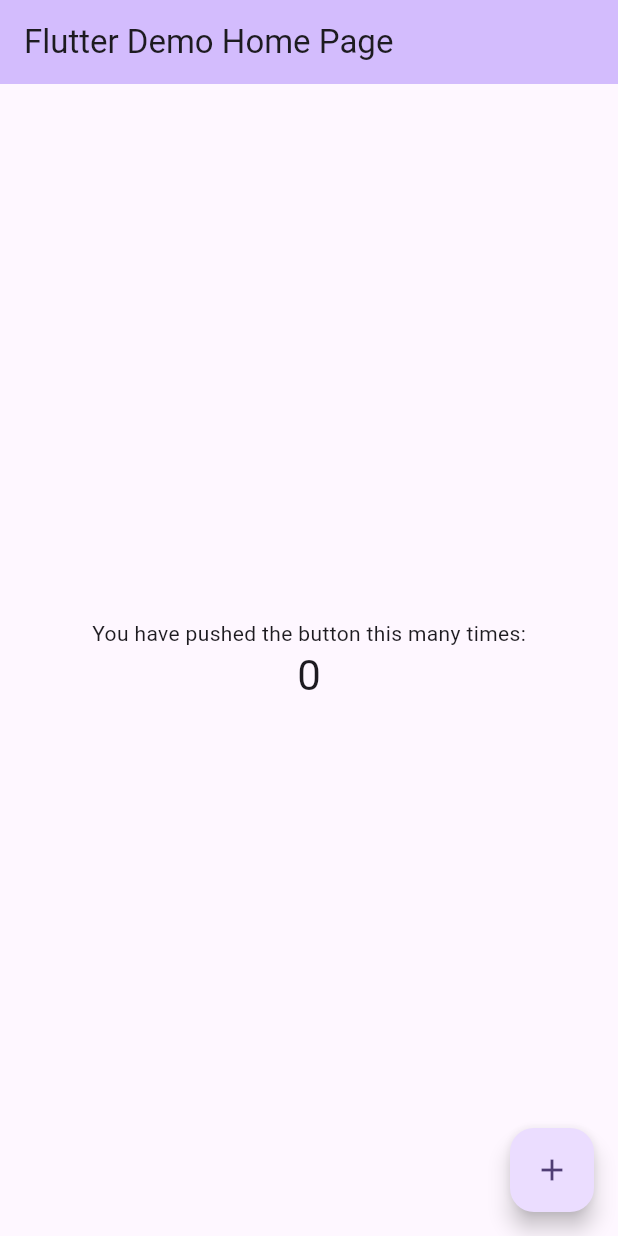
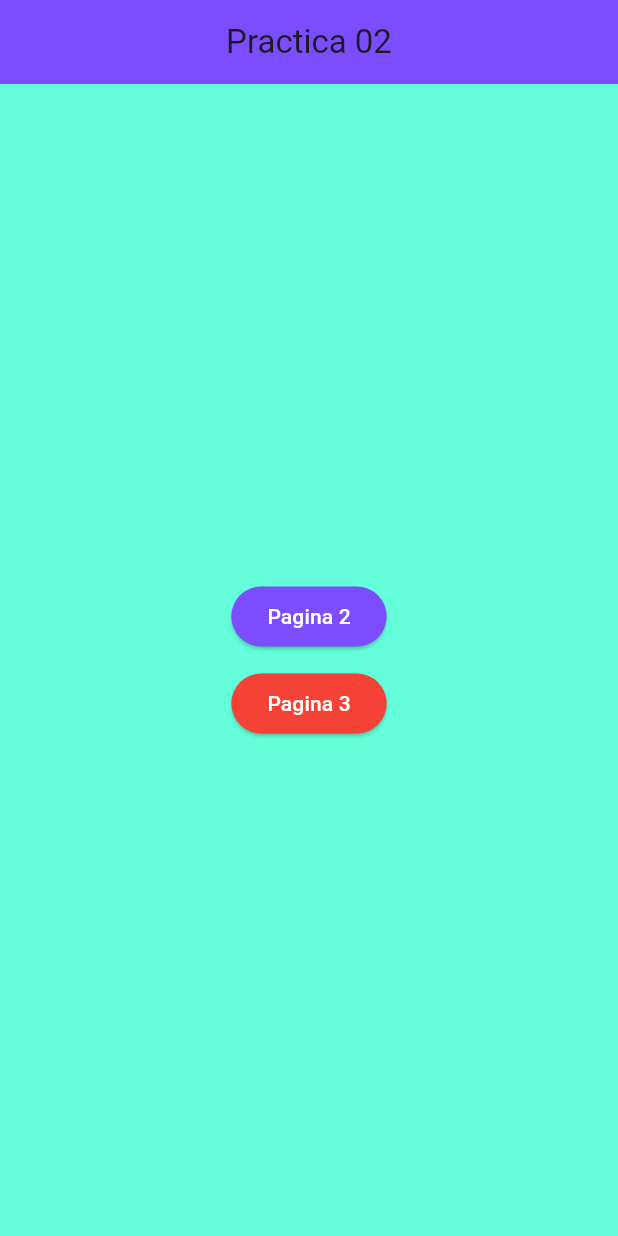
Before and after one commit to HectorSauR/practicas_computo_nube, a Flutter app: the screen it shows after launch, on a phone screen of 412 x 824 dp. Run offline on Flutter 3.47's test engine with Material 2 defaults, Android fonts, the phone set to English and light mode, and no system bars.

Commit message:
practica 3

```diff
--- a/lib/main.dart
+++ b/lib/main.dart
@@ -1,125 +1,6 @@
 import 'package:flutter/material.dart';
+import 'package:practicas_computo_nube/src/app.dart';
 
 void main() {
   runApp(const MyApp());
 }
-
-class MyApp extends StatelessWidget {
-  const MyApp({super.key});
-
-  // This widget is the root of your application.
-  @override
-  Widget build(BuildContext context) {
-    return MaterialApp(
-      title: 'Flutter Demo',
-      theme: ThemeData(
-        // This is the theme of your application.
-        //
-        // TRY THIS: Try running your application with "flutter run". You'll see
-        // the application has a blue toolbar. Then, without quitting the app,
-        // try changing the seedColor in the colorScheme below to Colors.green
-        // and then invoke "hot reload" (save your changes or press the "hot
-        // reload" button in a Flutter-supported IDE, or press "r" if you used
-        // the command line to start the app).
-        //
-        // Notice that the counter didn't reset back to zero; the application
-        // state is not lost during the reload. To reset the state, use hot
-        // restart instead.
-        //
-        // This works for code too, not just values: Most code changes can be
-        // tested with just a hot reload.
-        colorScheme: ColorScheme.fromSeed(seedColor: Colors.deepPurple),
-        useMaterial3: true,
-      ),
-      home: const MyHomePage(title: 'Flutter Demo Home Page'),
-    );
-  }
-}
-
-class MyHomePage extends StatefulWidget {
-  const MyHomePage({super.key, required this.title});
-
-  // This widget is the home page of your application. It is stateful, meaning
-  // that it has a State object (defined below) that contains fields that affect
-  // how it looks.
-
-  // This class is the configuration for the state. It holds the values (in this
-  // case the title) provided by the parent (in this case the App widget) and
-  // used by the build method of the State. Fields in a Widget subclass are
-  // always marked "final".
-
-  final String title;
-
-  @override
-  State<MyHomePage> createState() => _MyHomePageState();
-}
-
-class _MyHomePageState extends State<MyHomePage> {
-  int _counter = 0;
-
-  void _incrementCounter() {
-    setState(() {
-      // This call to setState tells the Flutter framework that something has
-      // changed in this State, which causes it to rerun the build method below
-      // so that the display can reflect the updated values. If we changed
-      // _counter without calling setState(), then the build method would not be
-      // called again, and so nothing would appear to happen.
-      _counter++;
-    });
-  }
-
-  @override
-  Widget build(BuildContext context) {
-    // This method is rerun every time setState is called, for instance as done
-    // by the _incrementCounter method above.
-    //
-    // The Flutter framework has been optimized to make rerunning build methods
-    // fast, so that you can just rebuild anything that needs updating rather
-    // than having to individually change instances of widgets.
-    return Scaffold(
-      appBar: AppBar(
-        // TRY THIS: Try changing the color here to a specific color (to
-        // Colors.amber, perhaps?) and trigger a hot reload to see the AppBar
-        // change color while the other colors stay the same.
-        backgroundColor: Theme.of(context).colorScheme.inversePrimary,
-        // Here we take the value from the MyHomePage object that was created by
-        // the App.build method, and use it to set our appbar title.
-        title: Text(widget.title),
-      ),
-      body: Center(
-        // Center is a layout widget. It takes a single child and positions it
-        // in the middle of the parent.
-        child: Column(
-          // Column is also a layout widget. It takes a list of children and
-          // arranges them vertically. By default, it sizes itself to fit its
-          // children horizontally, and tries to be as tall as its parent.
-          //
-          // Column has various properties to control how it sizes itself and
-          // how it positions its children. Here we use mainAxisAlignment to
-          // center the children vertically; the main axis here is the vertical
-          // axis because Columns are vertical (the cross axis would be
-          // horizontal).
-          //
-          // TRY THIS: Invoke "debug painting" (choose the "Toggle Debug Paint"
-          // action in the IDE, or press "p" in the console), to see the
-          // wireframe for each widget.
-          mainAxisAlignment: MainAxisAlignment.center,
-          children: <Widget>[
-            const Text(
-              'You have pushed the button this many times:',
-            ),
-            Text(
-              '$_counter',
-              style: Theme.of(context).textTheme.headlineMedium,
-            ),
-          ],
-        ),
-      ),
-      floatingActionButton: FloatingActionButton(
-        onPressed: _incrementCounter,
-        tooltip: 'Increment',
-        child: const Icon(Icons.add),
-      ), // This trailing comma makes auto-formatting nicer for build methods.
-    );
-  }
-}
--- /dev/null
+++ b/lib/src/app.dart
@@ -0,0 +1,26 @@
+import 'package:flutter/material.dart';
+import 'package:practicas_computo_nube/src/page1.dart';
+import 'package:practicas_computo_nube/src/page2.dart';
+import 'package:practicas_computo_nube/src/page3.dart';
+
+class MyApp extends StatelessWidget {
+  const MyApp({super.key});
+
+  // This widget is the root of your application.
+  @override
+  Widget build(BuildContext context) {
+    return MaterialApp(
+      title: 'Practica 02',
+      theme: ThemeData(
+        colorScheme: ColorScheme.fromSeed(seedColor: Colors.deepPurple),
+        useMaterial3: true,
+      ),
+      home: Page1(),
+      routes: {
+        '/Page1': (context) => Page1(),
+        '/Page2': (context) => Page2(),
+        '/Page3': (context) => Page3(),
+      },
+    );
+  }
+}
--- /dev/null
+++ b/lib/src/page1.dart
@@ -0,0 +1,40 @@
+import 'package:flutter/material.dart';
+
+class Page1 extends StatelessWidget {
+  @override
+  Widget build(BuildContext context) {
+    return Scaffold(
+      backgroundColor: Colors.tealAccent,
+      appBar: AppBar(
+        backgroundColor: Colors.deepPurpleAccent,
+        title: const Text('Practica 02'),
+        centerTitle: true,
+      ),
+      body: Center(
+          child: Column(
+        mainAxisAlignment: MainAxisAlignment.center,
+        children: <Widget>[
+          ElevatedButton(
+            onPressed: () {
+              Navigator.pushNamed(context, '/Page2');
+            },
+            style: ElevatedButton.styleFrom(
+                backgroundColor: Colors.deepPurpleAccent,
+                foregroundColor: Colors.white),
+            child: const Text('Pagina 2'),
+          ),
+          const SizedBox(height: 10,),
+          ElevatedButton(
+            onPressed: () {
+              Navigator.pushNamed(context, '/Page3');
+            },
+            style: ElevatedButton.styleFrom(
+                backgroundColor: Colors.red,
+                foregroundColor: Colors.white),
+            child: const Text('Pagina 3'),
+          ),
+        ],
+      )),
+    );
+  }
+}
```
Also changed, not shown: lib/src/page2.dart (added, +28 -0 lines), lib/src/page3.dart (added, +28 -0 lines).
